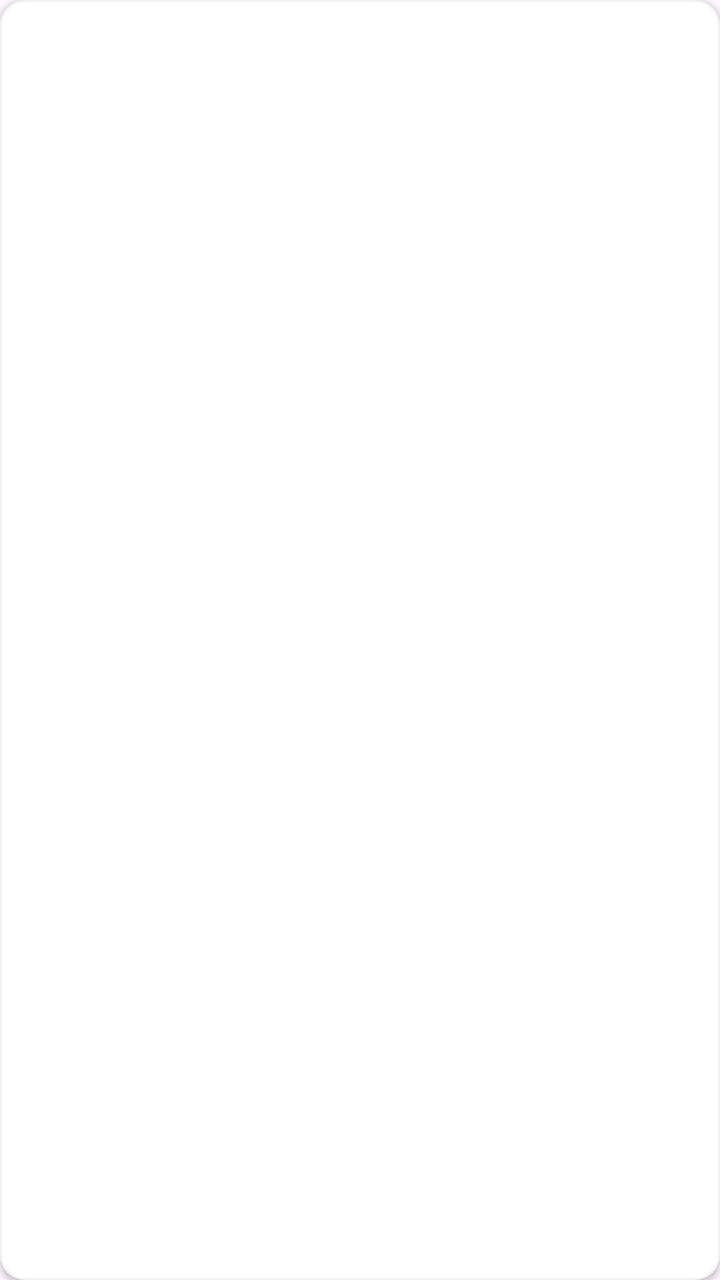
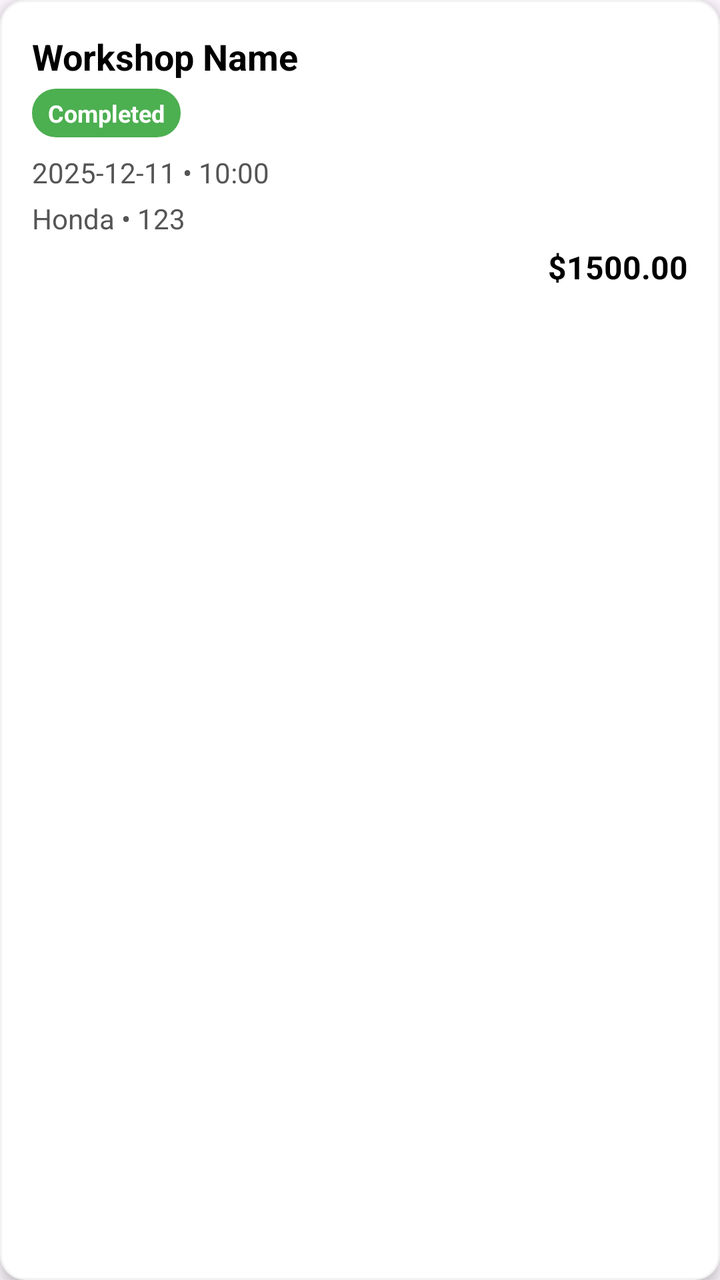

An Android layout rendered at two revisions. The XML below is the earlier revision; the diff shows what the commit changed to produce the second picture.
<!-- AndroidManifest.xml: application theme Theme.SemesterProject -->
<!-- res/layout/item_bookingwhole.xml -->
<LinearLayout xmlns:android="http://schemas.android.com/apk/res/android"
    android:layout_width="match_parent"
    android:layout_height="wrap_content"
    android:orientation="vertical"
    android:layout_margin="8dp"
    android:padding="12dp"
    android:background="@drawable/card_bg"
    android:elevation="2dp">

    <TextView
        android:id="@+id/tvWorkshopName"
        android:layout_width="match_parent"
        android:layout_height="wrap_content"
        android:textSize="16sp"
        android:textStyle="bold"
        android:textColor="@color/black"
        android:layout_marginBottom="4dp"/>

    <TextView
        android:id="@+id/tvStatus"
        android:layout_width="match_parent"
        android:layout_height="wrap_content"
        android:textColor="@color/teal_700"
        android:textSize="14sp"
        android:layout_marginBottom="4dp"/>

    <TextView
        android:id="@+id/tvDate"
        android:layout_width="match_parent"
        android:layout_height="wrap_content"
        android:textSize="14sp"
        android:textColor="@color/dark_gray"
        android:layout_marginBottom="4dp"/>

    <TextView
        android:id="@+id/tvServices"
        android:layout_width="match_parent"
        android:layout_height="wrap_content"
        android:textSize="14sp"
        android:textColor="@color/dark_gray"
        android:layout_marginBottom="4dp"/>

    <TextView
        android:id="@+id/tvPrice"
        android:layout_width="match_parent"
        android:layout_height="wrap_content"
        android:textSize="15sp"
        android:textStyle="bold"
        android:textColor="@color/black"
        android:gravity="end"/>
</LinearLayout>
<!-- resources referenced by this layout -->
<resources>
  <color name="black">#FF000000</color>
  <color name="dark_gray">#555555</color>
  <color name="teal_700">#018786</color>
  <!-- drawable card_bg (drawable) -->
  <shape xmlns:android="http://schemas.android.com/apk/res/android"
      android:shape="rectangle">
      <solid android:color="@color/white"/>
      <corners android:radius="12dp"/>
      <stroke android:width="1dp" android:color="@color/light_gray"/>
  </shape>
  <style name="Theme.SemesterProject" parent="Base.Theme.SemesterProject" />
  <color name="white">#FFFFFFFF</color>
  <color name="light_gray">#F2F2F2</color>
  <style name="Base.Theme.SemesterProject" parent="Theme.Material3.DayNight.NoActionBar">
          
          
      </style>
</resources>

<!-- the commit's change to res/layout/item_bookingwhole.xml (unified diff, before → after) -->
@@ -2,49 +2,65 @@
     android:layout_width="match_parent"
     android:layout_height="wrap_content"
     android:orientation="vertical"
+    android:padding="16dp"
     android:layout_margin="8dp"
-    android:padding="12dp"
     android:background="@drawable/card_bg"
-    android:elevation="2dp">
+    android:elevation="4dp"
+    android:clipToPadding="false">
 
+    
     <TextView
         android:id="@+id/tvWorkshopName"
         android:layout_width="match_parent"
         android:layout_height="wrap_content"
-        android:textSize="16sp"
+        android:text="Workshop Name"
+        android:textSize="18sp"
         android:textStyle="bold"
         android:textColor="@color/black"
         android:layout_marginBottom="4dp"/>
 
+    
     <TextView
         android:id="@+id/tvStatus"
-        android:layout_width="match_parent"
+        android:layout_width="wrap_content"
         android:layout_height="wrap_content"
-        android:textColor="@color/teal_700"
-        android:textSize="14sp"
-        android:layout_marginBottom="4dp"/>
+        android:text="Completed"
+        android:textSize="12sp"
+        android:textStyle="bold"
+        android:paddingHorizontal="8dp"
+        android:paddingVertical="4dp"
+        android:background="@drawable/status_completed"
+        android:textColor="@android:color/white"
+        android:layout_marginBottom="8dp"/>
 
+    
     <TextView
         android:id="@+id/tvDate"
         android:layout_width="match_parent"
         android:layout_height="wrap_content"
+        android:text="2025-12-11 • 10:00"
         android:textSize="14sp"
         android:textColor="@color/dark_gray"
         android:layout_marginBottom="4dp"/>
 
+    
     <TextView
-        android:id="@+id/tvServices"
+        android:id="@+id/tvVehicle"
         android:layout_width="match_parent"
         android:layout_height="wrap_content"
+        android:text="Honda • 123"
         android:textSize="14sp"
         android:textColor="@color/dark_gray"
         android:layout_marginBottom="4dp"/>
 
+
+    
     <TextView
         android:id="@+id/tvPrice"
         android:layout_width="match_parent"
         android:layout_height="wrap_content"
-        android:textSize="15sp"
+        android:text="$1500.00"
+        android:textSize="16sp"
         android:textStyle="bold"
         android:textColor="@color/black"
         android:gravity="end"/>
<!-- resource entries referenced after the edit -->
@@ -2,13 +2,18 @@
 <resources>
   <color name="black">#FF000000</color>
   <color name="dark_gray">#555555</color>
-  <color name="teal_700">#018786</color>
   <!-- drawable card_bg (drawable) -->
   <shape xmlns:android="http://schemas.android.com/apk/res/android"
       android:shape="rectangle">
       <solid android:color="@color/white"/>
       <corners android:radius="12dp"/>
       <stroke android:width="1dp" android:color="@color/light_gray"/>
+  </shape>
+  <!-- drawable status_completed (drawable) -->
+  <shape xmlns:android="http://schemas.android.com/apk/res/android"
+      android:shape="rectangle">
+      <solid android:color="#4CAF50"/> 
+      <corners android:radius="12dp"/>
   </shape>
   <style name="Theme.SemesterProject" parent="Base.Theme.SemesterProject" />
   <color name="white">#FFFFFFFF</color>
